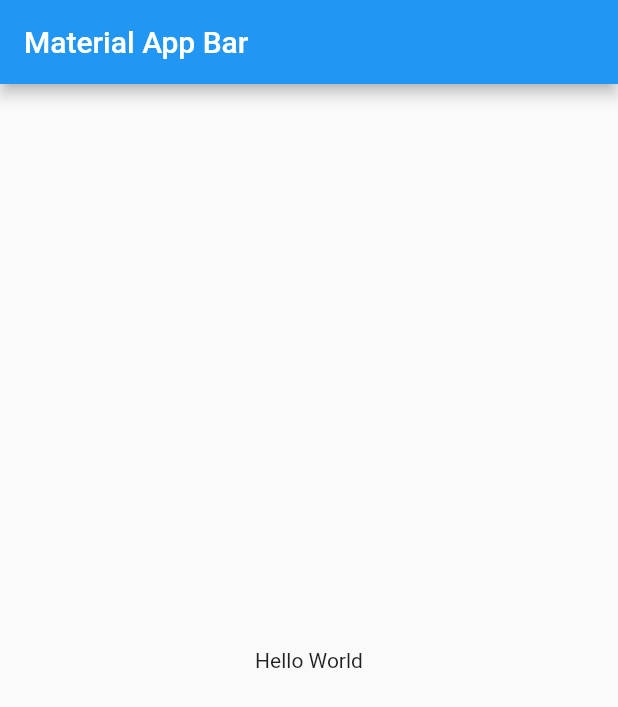
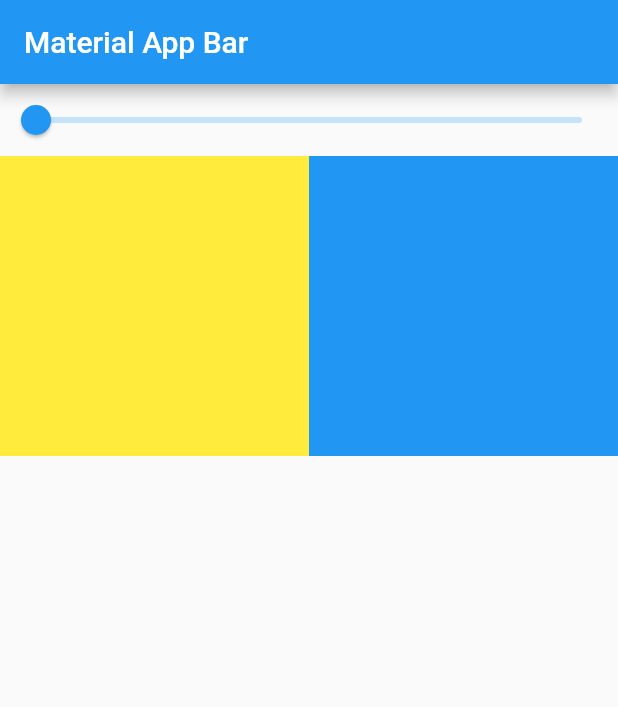
Before and after one commit to hwangblood/flutter-state-management, a Flutter app: the screen it shows after launch, on a phone screen of 412 x 824 dp. Shown: the top 707 px of the screen. Run offline on Flutter 3.47's test engine with Material 2 defaults, Android fonts, the phone set to English and light mode, and no system bars.

Commit message:
HomePage

```diff
--- a/Chapter4-InheritedNotifier/lib/main.dart
+++ b/Chapter4-InheritedNotifier/lib/main.dart
@@ -7,16 +7,50 @@ class MyApp extends StatelessWidget {
 
   @override
   Widget build(BuildContext context) {
-    return MaterialApp(
+    return const MaterialApp(
       title: 'Material App',
-      home: Scaffold(
-        appBar: AppBar(
-          title: const Text('Material App Bar'),
-        ),
-        body: const Center(
-          child: Text('Hello World'),
-        ),
+      home: HomPage(),
+    );
+  }
+}
+
+class HomPage extends StatelessWidget {
+  const HomPage({
+    super.key,
+  });
+
+  @override
+  Widget build(BuildContext context) {
+    return Scaffold(
+      appBar: AppBar(
+        title: const Text('Material App Bar'),
+      ),
+      body: Column(
+        children: [
+          Slider(
+            value: 0,
+            onChanged: (double value) {},
+          ),
+          Row(
+            children: [
+              Container(
+                color: Colors.yellow,
+                height: 200,
+              ),
+              Container(
+                color: Colors.blue,
+                height: 200,
+              ),
+            ].expandequally().toList(),
+          ),
+        ],
       ),
     );
   }
 }
+
+extension ExpandEqually on Iterable<Widget> {
+  Iterable<Widget> expandequally() => map(
+        (e) => Expanded(child: e),
+      );
+}
```
